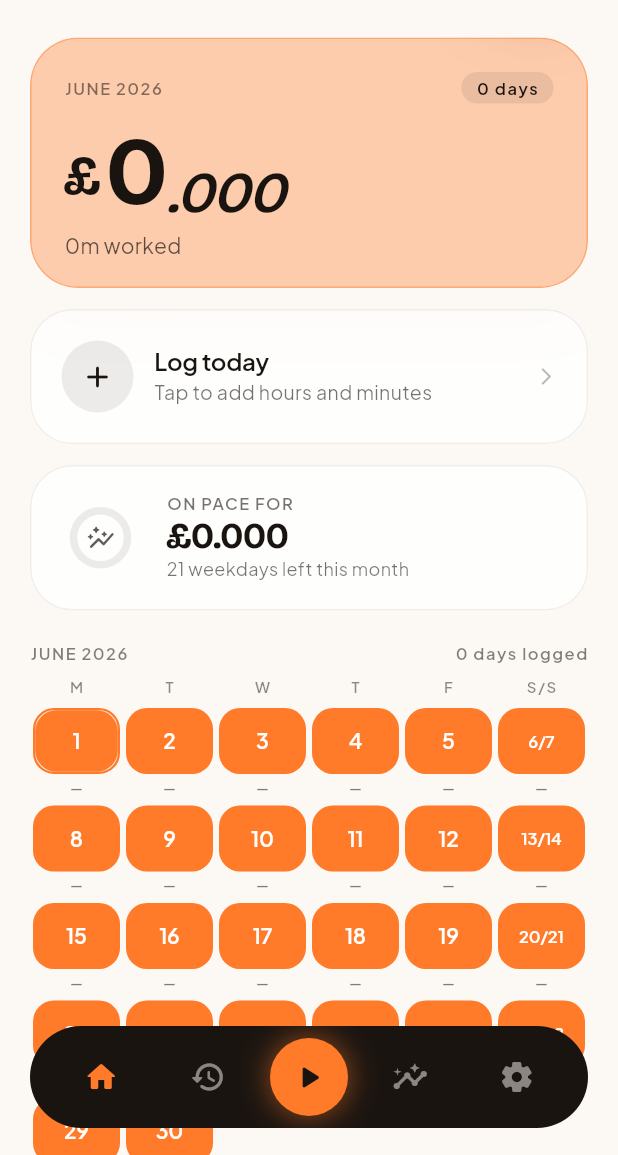
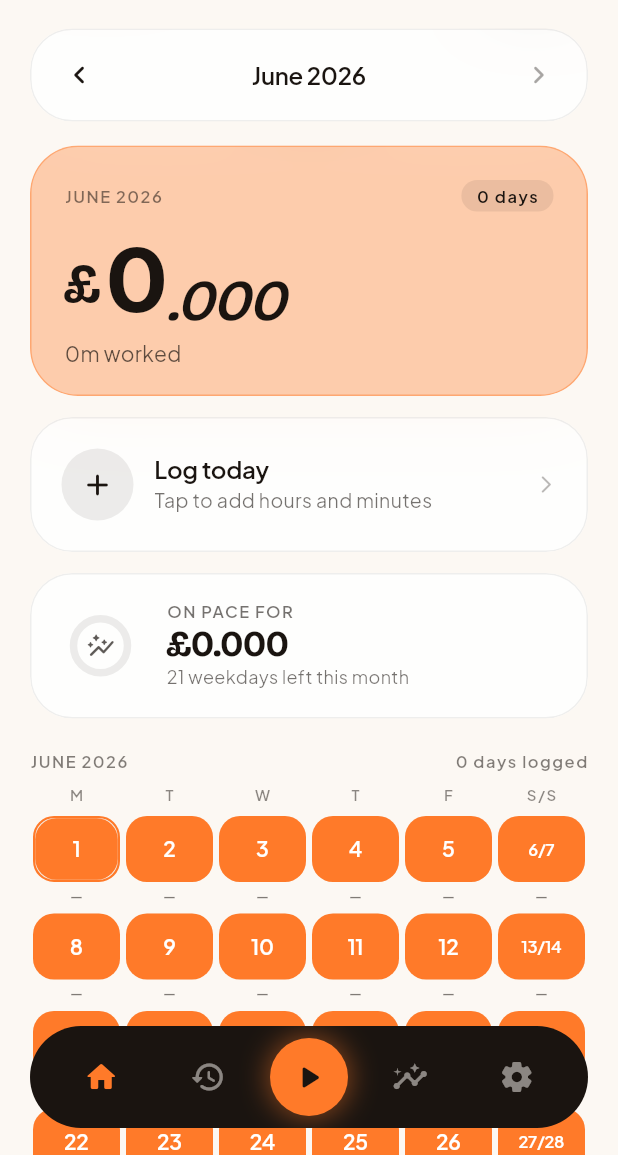
Before and after one commit to Saviourise/Tally, a Flutter app: the RootShell screen opened directly, on a phone screen of 412 x 824 dp, the part 81-1236 px from its top. Run offline on Flutter 3.47's test engine with Material 3 defaults, Android fonts, the phone set to English and light mode, and no system bars; our stand-ins replace cloud_firestore, firebase_auth, firebase_core, fl_chart, flutter_local_notifications, flutter_riverpod and 6 more; accounts and stored records are empty.

Commit message:
Add month switcher to home screen
Co-Authored-By: Claude Opus 4.7 <noreply@anthropic.com>

```diff
--- a/lib/features/home/home_screen.dart
+++ b/lib/features/home/home_screen.dart
@@ -8,6 +8,7 @@ import '../../theme/tally_typography.dart';
 import '../../widgets/tally_logo.dart';
 import '../analytics/analytics_logic.dart';
 import '../entry/log_entry_sheet.dart';
+import '../history/widgets/month_switcher.dart';
 import 'widgets/forecast_card.dart';
 import 'widgets/hero_card.dart';
 import 'widgets/insights_ribbon.dart';
@@ -76,7 +77,16 @@ class HomeScreen extends ConsumerWidget {
             TallyLogo(size: 26, color: ink),
           ],
         ),
-        const SizedBox(height: 20),
+        const SizedBox(height: 14),
+        MonthSwitcher(
+          month: selectedMonth,
+          label: monthLabel,
+          onPrev: () => ref.read(selectedMonthProvider.notifier).state =
+              DateTime(selectedMonth.year, selectedMonth.month - 1, 1),
+          onNext: () => ref.read(selectedMonthProvider.notifier).state =
+              DateTime(selectedMonth.year, selectedMonth.month + 1, 1),
+        ),
+        const SizedBox(height: 16),
         HeroCard(
           monthLabel: monthLabel,
           earned: monthTotal,
```
